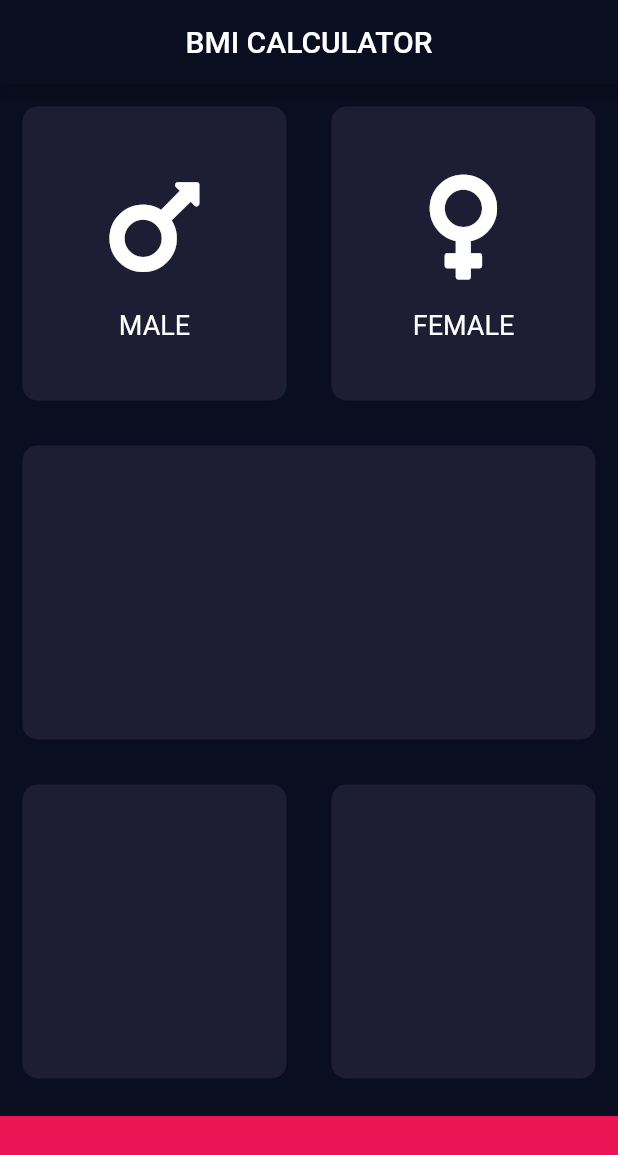
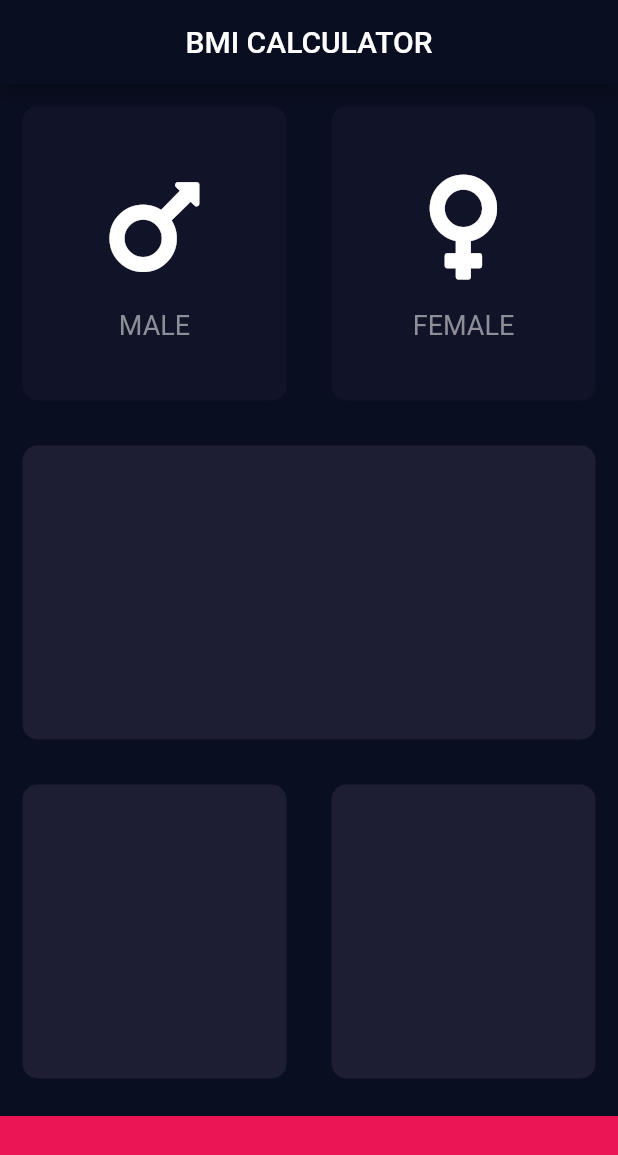
Before and after one commit to jrchan30/bmi_calculator, a Flutter app: the screen it shows after launch, on a phone screen of 412 x 824 dp. Shown: the top 1155 px of the screen. Run offline on Flutter 3.47's test engine with Material 2 defaults, Android fonts, the phone set to English and light mode, and no system bars; our stand-ins replace font_awesome_flutter.

Commit message:
added onTap functionalities for gender selection

```diff
--- a/lib/icon_content.dart
+++ b/lib/icon_content.dart
@@ -1,6 +1,6 @@
 import 'package:flutter/material.dart';
 
-const labelTextStyle = TextStyle(fontSize: 18, color: Color(0xFF8D8E98))
+const labelTextStyle = TextStyle(fontSize: 18, color: Color(0xFF8D8E98));
 
 class IconContent extends StatelessWidget {
   IconContent({required this.icon, required this.label});
--- a/lib/input_page.dart
+++ b/lib/input_page.dart
@@ -6,7 +6,13 @@ import 'icon_content.dart';
 
 const bottomContainerHeight = 80.0;
 const bottomContainerColor = Color(0xFFEB1555);
+const inactiveCardColor = Color(0xFF111328);
 const activeCardColor = Color(0xFFF1D1E33);
+
+enum Gender {
+  male,
+  female,
+}
 
 class InputPage extends StatefulWidget {
   @override
@@ -14,6 +20,8 @@ class InputPage extends StatefulWidget {
 }
 
 class _InputPageState extends State<InputPage> {
+  Gender? selectedGender;
+
   @override
   Widget build(BuildContext context) {
     return Scaffold(
@@ -26,7 +34,14 @@ class _InputPageState extends State<InputPage> {
             children: [
               Expanded(
                 child: ReusableCard(
-                  color: activeCardColor,
+                  onPressed: () {
+                    setState(() {
+                      selectedGender = Gender.male;
+                    });
+                  },
+                  color: selectedGender == Gender.male
+                      ? activeCardColor
+                      : inactiveCardColor,
                   cardChild: IconContent(
                     icon: FontAwesomeIcons.mars,
                     label: 'MALE',
@@ -35,7 +50,14 @@ class _InputPageState extends State<InputPage> {
               ),
               Expanded(
                 child: ReusableCard(
-                  color: activeCardColor,
+                  onPressed: () {
+                    setState(() {
+                      selectedGender = Gender.female;
+                    });
+                  },
+                  color: selectedGender == Gender.female
+                      ? activeCardColor
+                      : inactiveCardColor,
                   cardChild: IconContent(
                     icon: FontAwesomeIcons.venus,
                     label: 'FEMALE',
--- a/lib/reusable_card.dart
+++ b/lib/reusable_card.dart
@@ -1,19 +1,23 @@
 import 'package:flutter/material.dart';
 
 class ReusableCard extends StatelessWidget {
-  ReusableCard({required this.color, this.cardChild});
+  ReusableCard({required this.color, this.cardChild, this.onPressed});
 
   final Color color;
   final Widget? cardChild;
+  final VoidCallback? onPressed;
 
   @override
   Widget build(BuildContext context) {
-    return Container(
-      child: cardChild,
-      margin: EdgeInsets.all(15),
-      decoration: BoxDecoration(
-        color: color,
-        borderRadius: BorderRadius.circular(10),
+    return GestureDetector(
+      onTap: onPressed,
+      child: Container(
+        child: cardChild,
+        margin: EdgeInsets.all(15),
+        decoration: BoxDecoration(
+          color: color,
+          borderRadius: BorderRadius.circular(10),
+        ),
       ),
     );
   }
```
